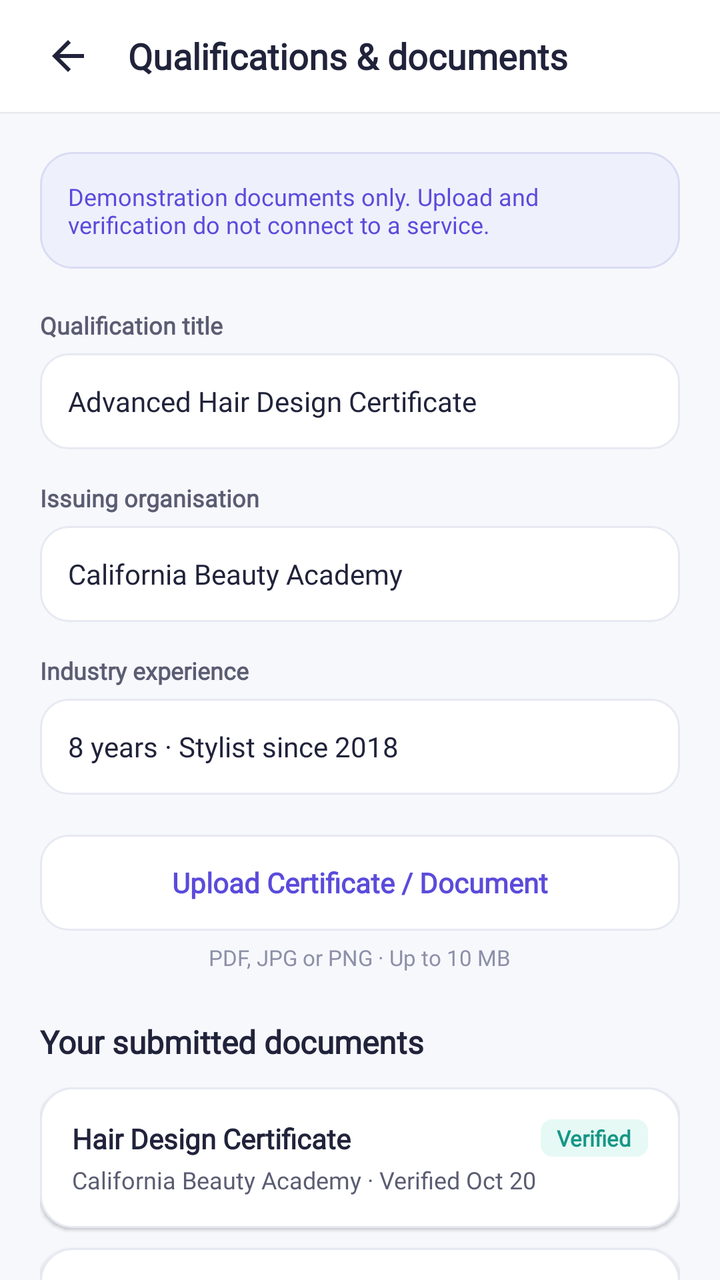
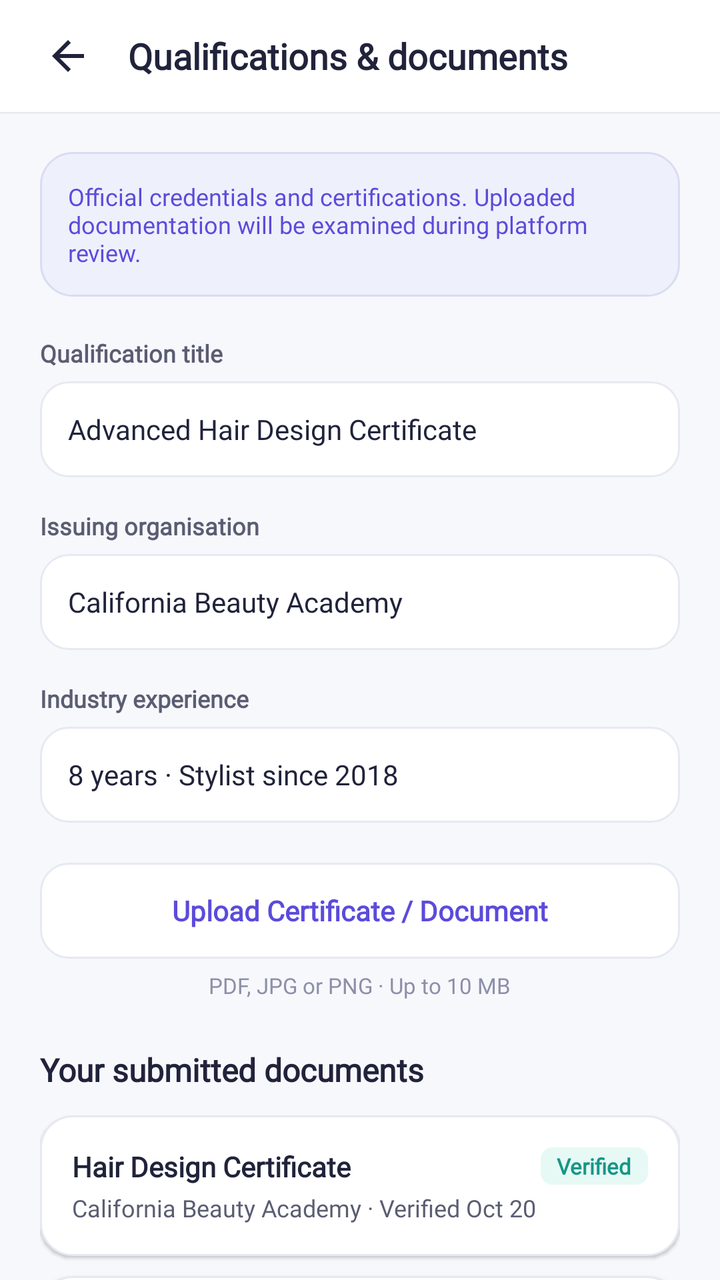

Before-and-after screenshots of an Android layout around one commit, followed by the original layout XML and the change that was made.
<!-- AndroidManifest.xml: application theme Theme.BizBridgeApp -->
<!-- res/layout/fragment_owner_qualifications_documents.xml -->
<?xml version="1.0" encoding="utf-8"?>
<LinearLayout
    xmlns:android="http://schemas.android.com/apk/res/android"
    xmlns:app="http://schemas.android.com/apk/res-auto"
    android:layout_width="match_parent"
    android:layout_height="match_parent"
    android:background="@color/background"
    android:orientation="vertical">

    
    <RelativeLayout
        android:layout_width="match_parent"
        android:layout_height="56dp"
        android:background="@color/surface_white"
        android:elevation="1dp"
        android:paddingStart="16dp"
        android:paddingEnd="16dp">

        <ImageView
            android:id="@+id/btn_back_qualifications"
            android:layout_width="36dp"
            android:layout_height="36dp"
            android:layout_centerVertical="true"
            android:background="?attr/selectableItemBackgroundBorderless"
            android:contentDescription="Back"
            android:padding="6dp"
            android:src="@drawable/ic_arrow_back"
            app:tint="@color/text_primary" />

        <TextView
            android:layout_width="wrap_content"
            android:layout_height="wrap_content"
            android:layout_centerVertical="true"
            android:layout_marginStart="12dp"
            android:layout_toEndOf="@id/btn_back_qualifications"
            android:fontFamily="@font/inter_variable"
            android:text="Qualifications &amp; documents"
            android:textColor="@color/text_primary"
            android:textSize="18sp"
            android:textStyle="bold" />
    </RelativeLayout>

    <androidx.core.widget.NestedScrollView
        android:layout_width="match_parent"
        android:layout_height="0dp"
        android:layout_weight="1"
        android:fillViewport="true">

        <LinearLayout
            android:layout_width="match_parent"
            android:layout_height="wrap_content"
            android:orientation="vertical"
            android:padding="20dp">

            
            <TextView
                android:layout_width="match_parent"
                android:layout_height="wrap_content"
                android:background="@drawable/bg_card_lavender"
                android:fontFamily="@font/inter_variable"
                android:padding="14dp"
                android:text="Demonstration documents only. Upload and verification do not connect to a service."
                android:textColor="@color/primary"
                android:textSize="12sp" />

            
            <TextView
                android:layout_width="wrap_content"
                android:layout_height="wrap_content"
                android:layout_marginTop="20dp"
                android:fontFamily="@font/inter_variable"
                android:text="Qualification title"
                android:textColor="@color/text_secondary"
                android:textSize="12sp"
                android:textStyle="bold" />

            <EditText
                android:id="@+id/et_doc_qualification_title"
                android:layout_width="match_parent"
                android:layout_height="48dp"
                android:layout_marginTop="6dp"
                android:background="@drawable/bg_input_field"
                android:fontFamily="@font/inter_variable"
                android:paddingStart="14dp"
                android:paddingEnd="14dp"
                android:text="Advanced Hair Design Certificate"
                android:textColor="@color/text_primary"
                android:textSize="14sp" />

            
            <TextView
                android:layout_width="wrap_content"
                android:layout_height="wrap_content"
                android:layout_marginTop="16dp"
                android:fontFamily="@font/inter_variable"
                android:text="Issuing organisation"
                android:textColor="@color/text_secondary"
                android:textSize="12sp"
                android:textStyle="bold" />

            <EditText
                android:id="@+id/et_doc_issuing_org"
                android:layout_width="match_parent"
                android:layout_height="48dp"
                android:layout_marginTop="6dp"
                android:background="@drawable/bg_input_field"
                android:fontFamily="@font/inter_variable"
                android:paddingStart="14dp"
                android:paddingEnd="14dp"
                android:text="California Beauty Academy"
                android:textColor="@color/text_primary"
                android:textSize="14sp" />

            
            <TextView
                android:layout_width="wrap_content"
                android:layout_height="wrap_content"
                android:layout_marginTop="16dp"
                android:fontFamily="@font/inter_variable"
                android:text="Industry experience"
                android:textColor="@color/text_secondary"
                android:textSize="12sp"
                android:textStyle="bold" />

            <EditText
                android:id="@+id/et_doc_experience"
                android:layout_width="match_parent"
                android:layout_height="48dp"
                android:layout_marginTop="6dp"
                android:background="@drawable/bg_input_field"
                android:fontFamily="@font/inter_variable"
                android:paddingStart="14dp"
                android:paddingEnd="14dp"
                android:text="8 years · Stylist since 2018"
                android:textColor="@color/text_primary"
                android:textSize="14sp" />

            
            <androidx.appcompat.widget.AppCompatButton
                android:id="@+id/btn_upload_document"
                android:layout_width="match_parent"
                android:layout_height="48dp"
                android:layout_marginTop="20dp"
                android:background="@drawable/bg_button_secondary"
                android:fontFamily="@font/inter_variable"
                android:stateListAnimator="@null"
                android:text="Upload Certificate / Document"
                android:textAllCaps="false"
                android:textColor="@color/primary"
                android:textSize="14sp"
                android:textStyle="bold" />

            <TextView
                android:layout_width="wrap_content"
                android:layout_height="wrap_content"
                android:layout_gravity="center_horizontal"
                android:layout_marginTop="6dp"
                android:fontFamily="@font/inter_variable"
                android:text="PDF, JPG or PNG · Up to 10 MB"
                android:textColor="@color/text_muted"
                android:textSize="11sp" />

            
            <TextView
                android:layout_width="wrap_content"
                android:layout_height="wrap_content"
                android:layout_marginTop="24dp"
                android:fontFamily="@font/inter_variable"
                android:text="Your submitted documents"
                android:textColor="@color/text_primary"
                android:textSize="16sp"
                android:textStyle="bold" />

            
            <LinearLayout
                android:layout_width="match_parent"
                android:layout_height="wrap_content"
                android:layout_marginTop="12dp"
                android:background="@drawable/bg_card_white"
                android:elevation="1dp"
                android:orientation="vertical"
                android:padding="16dp">

                <RelativeLayout
                    android:layout_width="match_parent"
                    android:layout_height="wrap_content">

                    <TextView
                        android:layout_width="wrap_content"
                        android:layout_height="wrap_content"
                        android:fontFamily="@font/inter_variable"
                        android:text="Hair Design Certificate"
                        android:textColor="@color/text_primary"
                        android:textSize="14sp"
                        android:textStyle="bold" />

                    <TextView
                        android:layout_width="wrap_content"
                        android:layout_height="wrap_content"
                        android:layout_alignParentEnd="true"
                        android:background="@drawable/bg_tag_verified"
                        android:fontFamily="@font/inter_variable"
                        android:paddingStart="8dp"
                        android:paddingEnd="8dp"
                        android:paddingTop="2dp"
                        android:paddingBottom="2dp"
                        android:text="Verified"
                        android:textColor="@color/secondary_dark"
                        android:textSize="11sp"
                        android:textStyle="bold" />
                </RelativeLayout>

                <TextView
                    android:layout_width="wrap_content"
                    android:layout_height="wrap_content"
                    android:layout_marginTop="3dp"
                    android:fontFamily="@font/inter_variable"
                    android:text="California Beauty Academy · Verified Oct 20"
                    android:textColor="@color/text_secondary"
                    android:textSize="12sp" />
            </LinearLayout>

            
            <LinearLayout
                android:layout_width="match_parent"
                android:layout_height="wrap_content"
                android:layout_marginTop="10dp"
                android:background="@drawable/bg_card_white"
                android:elevation="1dp"
                android:orientation="vertical"
                android:padding="16dp">

                <RelativeLayout
                    android:layout_width="match_parent"
                    android:layout_height="wrap_content">

                    <TextView
                        android:layout_width="wrap_content"
                        android:layout_height="wrap_content"
                        android:fontFamily="@font/inter_variable"
                        android:text="Advanced Color Systems"
                        android:textColor="@color/text_primary"
                        android:textSize="14sp"
                        android:textStyle="bold" />

                    <TextView
                        android:layout_width="wrap_content"
                        android:layout_height="wrap_content"
                        android:layout_alignParentEnd="true"
                        android:background="@drawable/bg_badge_pending"
                        android:fontFamily="@font/inter_variable"
                        android:paddingStart="8dp"
                        android:paddingEnd="8dp"
                        android:paddingTop="2dp"
                        android:paddingBottom="2dp"
                        android:text="Pending"
                        android:textColor="@color/badge_pending_text"
                        android:textSize="11sp"
                        android:textStyle="bold" />
                </RelativeLayout>

                <TextView
                    android:layout_width="wrap_content"
                    android:layout_height="wrap_content"
                    android:layout_marginTop="3dp"
                    android:fontFamily="@font/inter_variable"
                    android:text="Submitted Oct 22 · Review pending"
                    android:textColor="@color/text_secondary"
                    android:textSize="12sp" />
            </LinearLayout>

            
            <LinearLayout
                android:layout_width="match_parent"
                android:layout_height="wrap_content"
                android:layout_marginTop="10dp"
                android:layout_marginBottom="24dp"
                android:background="@drawable/bg_card_white"
                android:elevation="1dp"
                android:orientation="vertical"
                android:padding="16dp">

                <RelativeLayout
                    android:layout_width="match_parent"
                    android:layout_height="wrap_content">

                    <TextView
                        android:layout_width="wrap_content"
                        android:layout_height="wrap_content"
                        android:fontFamily="@font/inter_variable"
                        android:text="Experience letter"
                        android:textColor="@color/text_primary"
                        android:textSize="14sp"
                        android:textStyle="bold" />

                    <TextView
                        android:layout_width="wrap_content"
                        android:layout_height="wrap_content"
                        android:layout_alignParentEnd="true"
                        android:background="@drawable/bg_badge_rejected"
                        android:fontFamily="@font/inter_variable"
                        android:paddingStart="8dp"
                        android:paddingEnd="8dp"
                        android:paddingTop="2dp"
                        android:paddingBottom="2dp"
                        android:text="Rejected"
                        android:textColor="@color/error_text"
                        android:textSize="11sp"
                        android:textStyle="bold" />
                </RelativeLayout>

                <TextView
                    android:layout_width="wrap_content"
                    android:layout_height="wrap_content"
                    android:layout_marginTop="3dp"
                    android:fontFamily="@font/inter_variable"
                    android:text="Dates are not legible. Upload a clearer copy."
                    android:textColor="@color/error_text"
                    android:textSize="12sp" />

                <TextView
                    android:id="@+id/btn_resubmit_document"
                    android:layout_width="wrap_content"
                    android:layout_height="wrap_content"
                    android:layout_marginTop="8dp"
                    android:fontFamily="@font/inter_variable"
                    android:text="Resubmit document →"
                    android:textColor="@color/primary"
                    android:textSize="12sp"
                    android:textStyle="bold" />
            </LinearLayout>

        </LinearLayout>
    </androidx.core.widget.NestedScrollView>

</LinearLayout>
<!-- resources referenced by this layout -->
<resources>
  <color name="background">#F7F8FC</color>
  <color name="badge_pending_text">#D97706</color>
  <color name="error_text">#DC2626</color>
  <color name="primary">#5B4BDB</color>
  <color name="secondary_dark">#169686</color>
  <color name="surface_white">#FFFFFF</color>
  <color name="text_muted">#8C90A8</color>
  <color name="text_primary">#20233A</color>
  <color name="text_secondary">#5A5D72</color>
  <!-- drawable bg_badge_pending (drawable) -->
  <?xml version="1.0" encoding="utf-8"?>
  <shape xmlns:android="http://schemas.android.com/apk/res/android"
      android:shape="rectangle">
      <solid android:color="@color/badge_pending_bg" />
      <corners android:radius="6dp" />
  </shape>
  <!-- drawable bg_badge_rejected (drawable) -->
  <?xml version="1.0" encoding="utf-8"?>
  <shape xmlns:android="http://schemas.android.com/apk/res/android"
      android:shape="rectangle">
      <solid android:color="@color/badge_rejected_bg" />
      <corners android:radius="6dp" />
  </shape>
  <!-- drawable bg_button_secondary (drawable) -->
  <?xml version="1.0" encoding="utf-8"?>
  <ripple xmlns:android="http://schemas.android.com/apk/res/android"
      android:color="#1A5B4BDB">
      <item>
          <shape android:shape="rectangle">
              <solid android:color="@color/surface_white" />
              <stroke
                  android:width="@dimen/stroke_subtle"
                  android:color="@color/border_subtle" />
              <corners android:radius="@dimen/radius_button" />
          </shape>
      </item>
  </ripple>
  <!-- drawable bg_card_lavender (drawable) -->
  <?xml version="1.0" encoding="utf-8"?>
  <shape xmlns:android="http://schemas.android.com/apk/res/android"
      android:shape="rectangle">
      <solid android:color="@color/primary_light" />
      <stroke
          android:width="@dimen/stroke_subtle"
          android:color="@color/primary_light_border" />
      <corners android:radius="@dimen/radius_card" />
  </shape>
  <!-- drawable bg_card_white (drawable) -->
  <?xml version="1.0" encoding="utf-8"?>
  <shape xmlns:android="http://schemas.android.com/apk/res/android"
      android:shape="rectangle">
      <solid android:color="@color/surface_white" />
      <stroke
          android:width="@dimen/stroke_subtle"
          android:color="@color/border_subtle" />
      <corners android:radius="@dimen/radius_card" />
  </shape>
  <!-- drawable bg_tag_verified (drawable) -->
  <?xml version="1.0" encoding="utf-8"?>
  <shape xmlns:android="http://schemas.android.com/apk/res/android"
      android:shape="rectangle">
      <solid android:color="@color/secondary_light" />
      <corners android:radius="6dp" />
  </shape>
  <!-- drawable ic_arrow_back (drawable) -->
  <vector xmlns:android="http://schemas.android.com/apk/res/android"
      android:width="24dp"
      android:height="24dp"
      android:viewportWidth="24"
      android:viewportHeight="24">
      <path
          android:fillColor="#20233A"
          android:pathData="M20,11H7.83l5.59,-5.59L12,4l-8,8 8,8 1.41,-1.41L7.83,13H20v-2z" />
  </vector>
  <style name="Theme.BizBridgeApp" parent="Base.Theme.BizBridgeApp" />
  <color name="badge_pending_bg">#FFF4E5</color>
  <color name="badge_rejected_bg">#FEE2E2</color>
  <dimen name="stroke_subtle">1dp</dimen>
  <color name="border_subtle">#E7E9F2</color>
  <dimen name="radius_button">14dp</dimen>
  <color name="primary_light">#EEF0FB</color>
  <color name="primary_light_border">#D9DCF3</color>
  <dimen name="radius_card">16dp</dimen>
  <dimen name="stroke_focused">1.5dp</dimen>
  <color name="border_focused">#5B4BDB</color>
  <dimen name="radius_input">14dp</dimen>
  <color name="secondary_light">#E6F9F5</color>
  <color name="white">#FFFFFFFF</color>
  <color name="secondary">#20B8A6</color>
  <!-- unchanged entries left out for length: 2 -->
</resources>

<!-- the commit's change to res/layout/fragment_owner_qualifications_documents.xml (unified diff, before → after) -->
@@ -59,7 +59,7 @@
                 android:background="@drawable/bg_card_lavender"
                 android:fontFamily="@font/inter_variable"
                 android:padding="14dp"
-                android:text="Demonstration documents only. Upload and verification do not connect to a service."
+                android:text="Official credentials and certifications. Uploaded documentation will be examined during platform review."
                 android:textColor="@color/primary"
                 android:textSize="12sp" />
 
@@ -170,6 +170,12 @@
                 android:textColor="@color/text_primary"
                 android:textSize="16sp"
                 android:textStyle="bold" />
+
+            <LinearLayout
+                android:id="@+id/ll_submitted_documents_container"
+                android:layout_width="match_parent"
+                android:layout_height="wrap_content"
+                android:orientation="vertical">
 
             
             <LinearLayout
@@ -329,6 +335,7 @@
                     android:textSize="12sp"
                     android:textStyle="bold" />
             </LinearLayout>
+            </LinearLayout>
 
         </LinearLayout>
     </androidx.core.widget.NestedScrollView>
